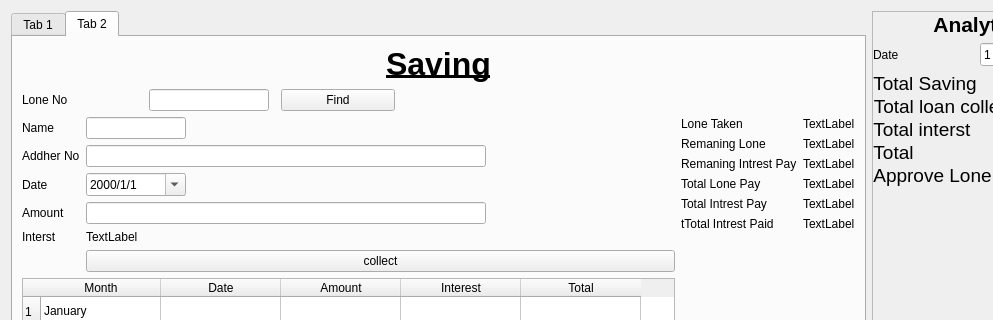
Old version of the form savingLone.ui in the repository nachiket624/GTFC-Desktop-Application; both pictures show x 0 to 993 and y 0 to 320 of the 1099 by 904 pixel window.
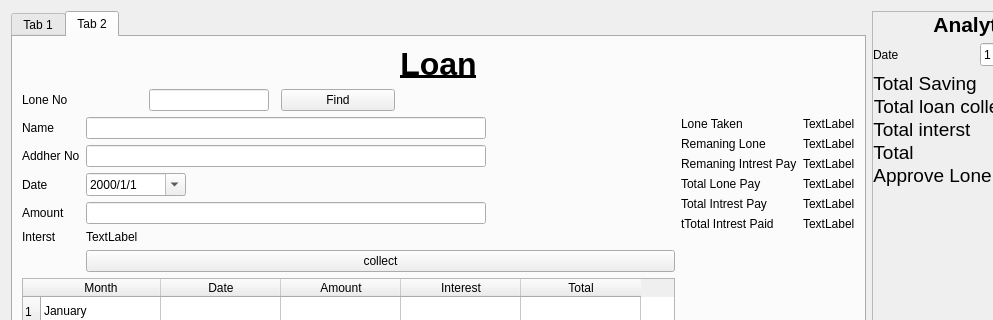
New version of the form. The open tabs and pages were chosen to show the change.

Commit message: saving feature is connected to database

```diff
--- a/savingLone.ui
+++ b/savingLone.ui
@@ -441,7 +441,7 @@
             </size>
            </property>
            <property name="text">
-            <string>&lt;html&gt;&lt;head/&gt;&lt;body&gt;&lt;p align=&quot;center&quot;&gt;&lt;span style=&quot; font-size:24pt; font-weight:600; text-decoration: underline;&quot;&gt;Saving&lt;/span&gt;&lt;/p&gt;&lt;/body&gt;&lt;/html&gt;</string>
+            <string>&lt;html&gt;&lt;head/&gt;&lt;body&gt;&lt;p align=&quot;center&quot;&gt;&lt;span style=&quot; font-size:24pt; font-weight:600; text-decoration: underline;&quot;&gt;Loan&lt;/span&gt;&lt;/p&gt;&lt;/body&gt;&lt;/html&gt;</string>
            </property>
           </widget>
          </item>
@@ -624,6 +624,12 @@
              </item>
              <item row="0" column="1">
               <widget class="QLineEdit" name="lone_name_2">
+               <property name="minimumSize">
+                <size>
+                 <width>400</width>
+                 <height>0</height>
+                </size>
+               </property>
                <property name="maximumSize">
                 <size>
                  <width>100</width>
```
Left out of the diff: 190 changed lines with no effect on the pictures. The commit also changes 10 other files.
